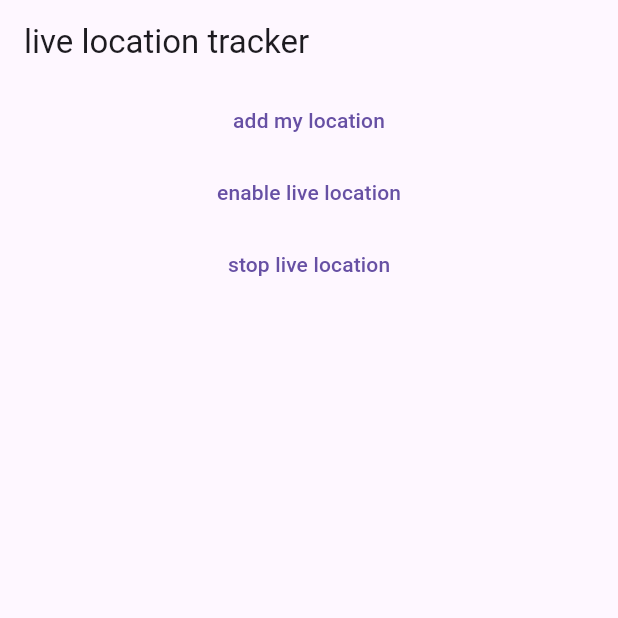
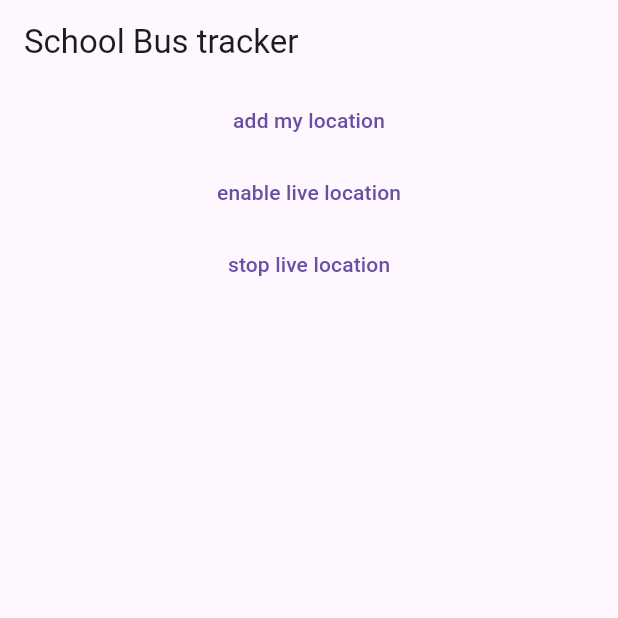
Before and after one commit to kunal-004/school-bus-tracking-app, a Flutter app: the screen it shows after launch, on a phone screen of 412 x 824 dp, the top half of it. Run offline on Flutter 3.47's test engine with Material 3 defaults, Android fonts, the phone set to English and light mode, and no system bars; our stand-ins replace cloud_firestore, firebase_core, google_maps_flutter, location, permission_handler; accounts and stored records are empty.

Commit message:
Update main.dart

```diff
--- a/lib/main.dart
+++ b/lib/main.dart
@@ -34,7 +34,7 @@ class _MyAppState extends State<MyApp> {
   Widget build(BuildContext context) {
     return Scaffold(
       appBar: AppBar(
-        title: Text('live location tracker'),
+        title: Text('School Bus tracker'),
       ),
       body: Column(
         children: [
```
